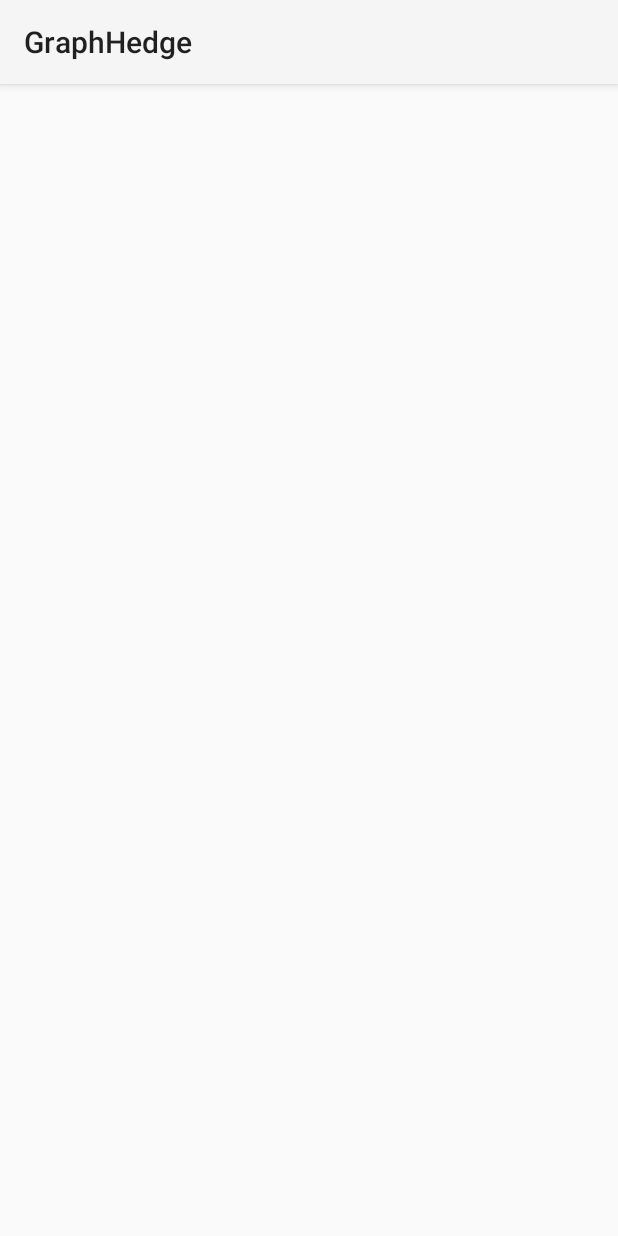
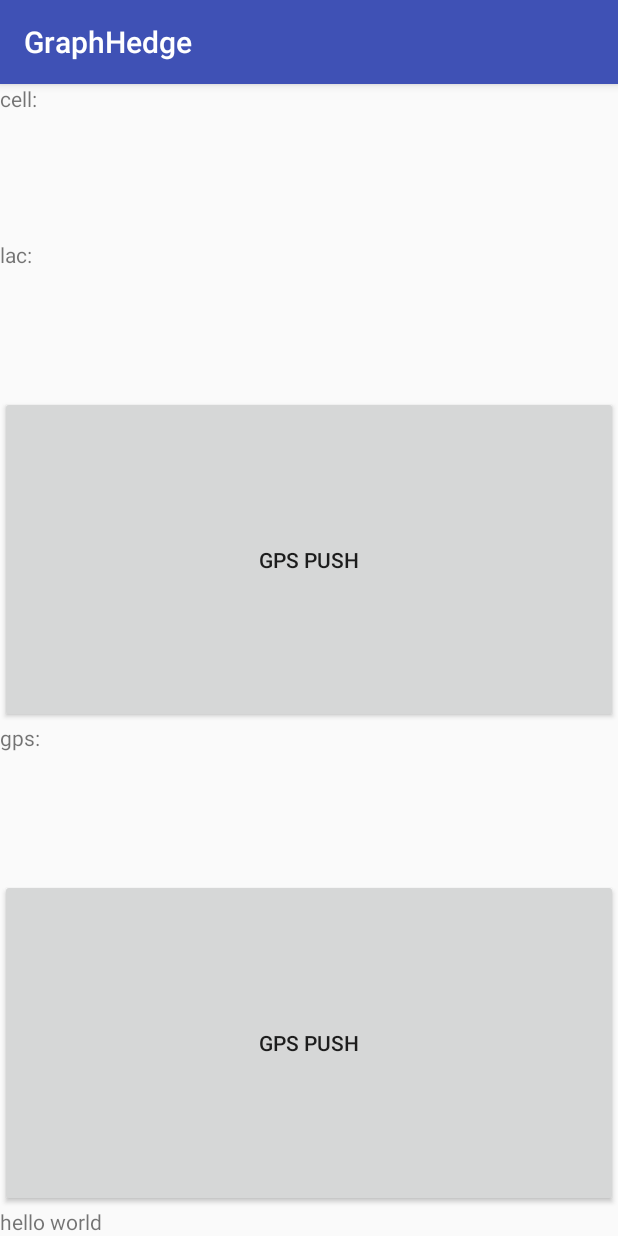
Before and after one commit to ponyatov/hedge, an Android app: the screen it shows after launch (GeoActivity), on a phone screen of 412 x 824 dp. Run offline under Robolectric (Android 15) with nearby library versions, the phone set to English and light mode, and no system bars.

```diff
--- a/app/src/main/java/io/github/ponyatov/hedge/GeoActivity.java
+++ b/app/src/main/java/io/github/ponyatov/hedge/GeoActivity.java
@@ -8,6 +8,6 @@ public class GeoActivity extends AppCompatActivity {
     @Override
     protected void onCreate(Bundle savedInstanceState) {
         super.onCreate(savedInstanceState);
-        setContentView(R.layout.activity_geo);
+        setContentView(R.layout.activity_hedge);
     }
 }
--- /dev/null
+++ b/app/src/main/res/layout/activity_hedge.xml
@@ -0,0 +1,65 @@
+<?xml version="1.0" encoding="utf-8"?>
+<LinearLayout
+    xmlns:android="http://schemas.android.com/apk/res/android"
+    xmlns:tools="http://schemas.android.com/tools"
+    android:id="@+id/activity_hedge"
+    android:layout_width="match_parent"
+    android:layout_height="match_parent"
+    android:orientation="vertical"
+    >
+
+    <TextView
+        android:id="@+id/cellView"
+        android:text="cell:"
+        android:layout_width="match_parent"
+        android:layout_height="wrap_content"
+        android:layout_weight="1"
+        />
+
+    <TextView
+        android:id="@+id/lacView"
+        android:text="lac:"
+        android:layout_width="match_parent"
+        android:layout_height="wrap_content"
+        android:layout_weight="1"
+        />
+
+    <Button
+        android:id="@+id/GSMpushButton"
+        android:text="@string/GPSpush"
+        android:layout_width="match_parent"
+        android:layout_height="wrap_content"
+        android:layout_weight="2"
+        />
+
+    <TextView
+        android:id="@+id/gpsView"
+        android:text="gps:"
+        android:layout_width="match_parent"
+        android:layout_height="wrap_content"
+        android:layout_weight="1"
+        />
+
+    <!--com.google.android.gms.maps.MapView
+        android:id="@+id/mapView"
+        android:layout_width="match_parent"
+        android:layout_height="wrap_content"
+        android:layout_weight="55" /-->
+
+    <Button
+        android:id="@+id/GPSpushButton"
+        android:text="@string/GPSpush"
+        android:layout_width="match_parent"
+        android:layout_height="wrap_content"
+        android:layout_weight="2"
+        />
+
+    <TextView
+        android:id="@+id/statusView"
+        android:text="hello world"
+        android:layout_width="match_parent"
+        android:layout_height="wrap_content"
+        android:layout_weight="0"
+        />
+
+</LinearLayout>
--- /dev/null
+++ b/app/src/main/res/values/colors.xml
@@ -0,0 +1,6 @@
+<?xml version="1.0" encoding="utf-8"?>
+<resources>
+    <color name="colorPrimary">#3F51B5</color>
+    <color name="colorPrimaryDark">#303F9F</color>
+    <color name="colorAccent">#FF4081</color>
+</resources>
--- /dev/null
+++ b/app/src/main/res/values/styles.xml
@@ -0,0 +1,11 @@
+<resources>
+
+    <!-- Base application theme. -->
+    <style name="AppTheme" parent="Theme.AppCompat.Light.DarkActionBar">
+        <!-- Customize your theme here. -->
+        <item name="colorPrimary">@color/colorPrimary</item>
+        <item name="colorPrimaryDark">@color/colorPrimaryDark</item>
+        <item name="colorAccent">@color/colorAccent</item>
+    </style>
+
+</resources>
```
Also changed, not shown: 3 other files.
